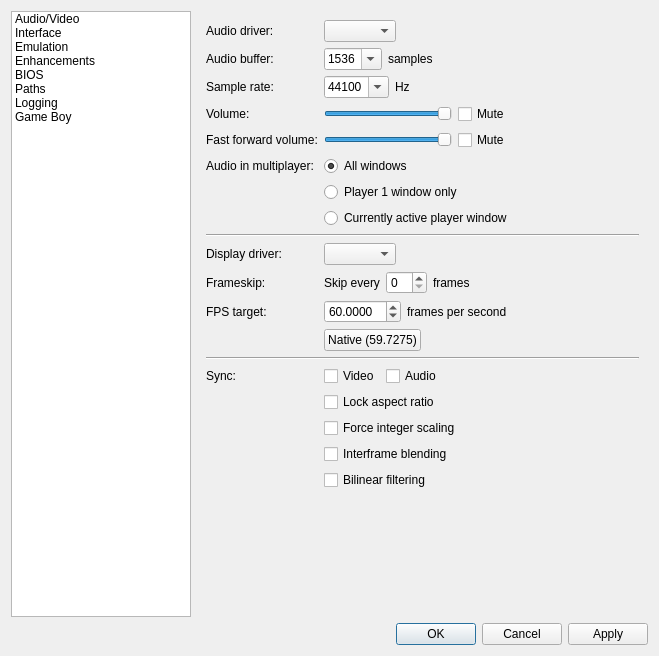
Before: the Qt Designer form src/platform/qt/SettingsView.ui in mgba-emu/mgba, drawn with Qt 5.
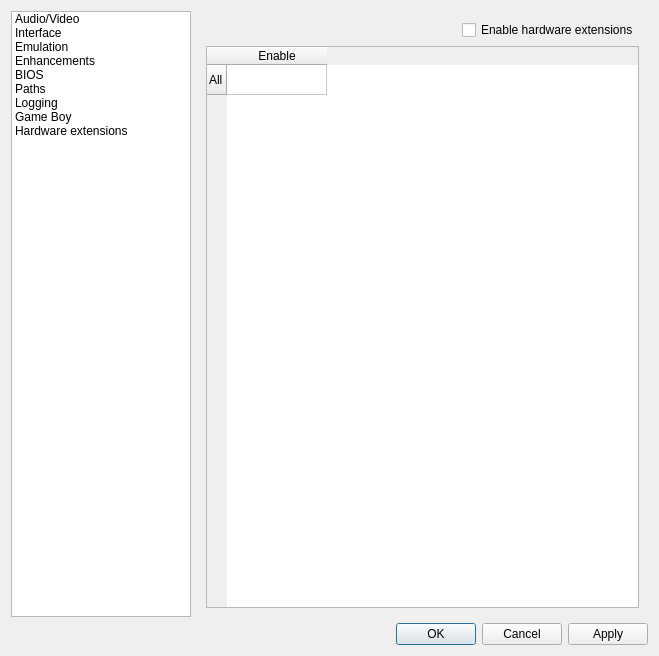
After: the same form once the commit is applied. The open tabs and pages were chosen to show the change.

Commit message: Made each extension have its own config key. Made command line args to disable extensions. Merged HardwareExtensionsView into SettingsView, and finished it in the process.

```diff
--- a/src/platform/qt/SettingsView.ui
+++ b/src/platform/qt/SettingsView.ui
@@ -80,6 +80,11 @@
        <string>Game Boy</string>
       </property>
      </item>
+     <item>
+      <property name="text">
+       <string>Hardware extensions</string>
+      </property>
+     </item>
     </widget>
    </item>
    <item row="2" column="0" colspan="2">
@@ -2013,6 +2018,48 @@
        </item>
       </layout>
      </widget>
+     <widget class="QWidget" name="hwExtensions">
+      <layout class="QVBoxLayout" name="verticalLayout_5">
+       <item>
+        <layout class="QHBoxLayout" name="horizontalLayout_22">
+         <item>
+          <spacer name="horizontalSpacer_3">
+           <property name="orientation">
+            <enum>Qt::Horizontal</enum>
+           </property>
+           <property name="sizeHint" stdset="0">
+            <size>
+             <width>40</width>
+             <height>20</height>
+            </size>
+           </property>
+          </spacer>
+         </item>
+         <item>
+          <widget class="QCheckBox" name="globalEnableCheckBox">
+           <property name="text">
+            <string>Enable hardware extensions</string>
+           </property>
+          </widget>
+         </item>
+        </layout>
+       </item>
+       <item>
+        <widget class="QTableWidget" name="individualEnableTable">
+         <row>
+          <property name="text">
+           <string>All</string>
+          </property>
+         </row>
+         <column>
+          <property name="text">
+           <string>Enable</string>
+          </property>
+         </column>
+        </widget>
+       </item>
+      </layout>
+     </widget>
     </widget>
    </item>
   </layout>
```
The commit also changes 9 other files.
